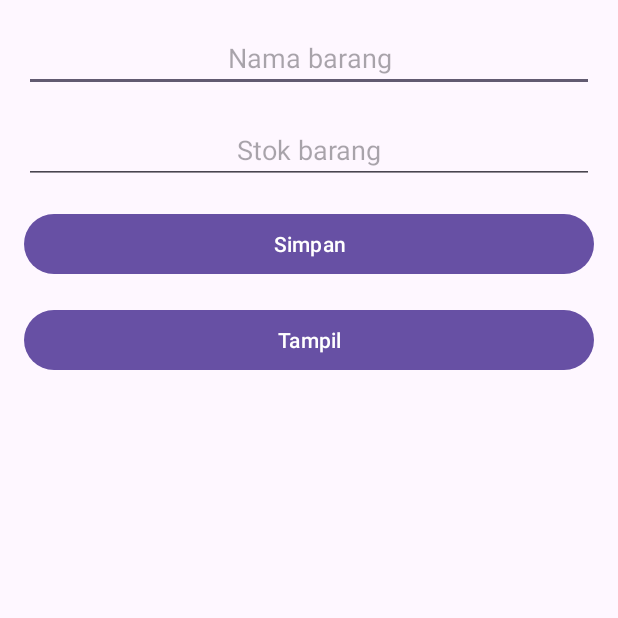
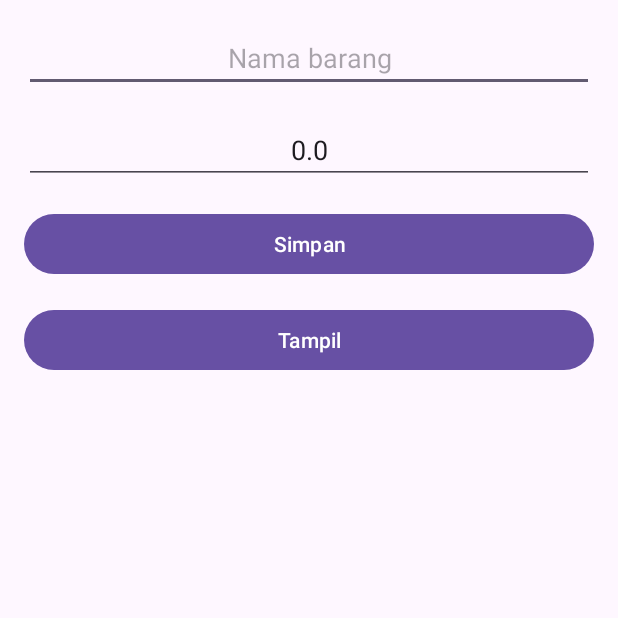
Before and after one commit to RagilMinaAulia/android-_studio, an Android app: the screen it shows after launch (MainActivity), after a tap on "Tampil", on a phone screen of 412 x 824 dp, the top half of it. Run offline under Robolectric (Android 15) with nearby library versions, the phone set to English and light mode, and no system bars.

Commit message:
40. SharedPreferences 2

```diff
--- a/SharedPreferences/app/src/main/java/com/komputerkit/sharedpreferences/MainActivity.java
+++ b/SharedPreferences/app/src/main/java/com/komputerkit/sharedpreferences/MainActivity.java
@@ -59,6 +59,10 @@ public class MainActivity extends AppCompatActivity {
     }
 
     public void tampil(View view) {
+        String barang = sharedPreferences.getString("barang", "");
+        float stok =sharedPreferences.getFloat("stok", 0);
 
+        etBarang.setText(barang);
+        etStok.setText(stok+"");
     }
 }
```
